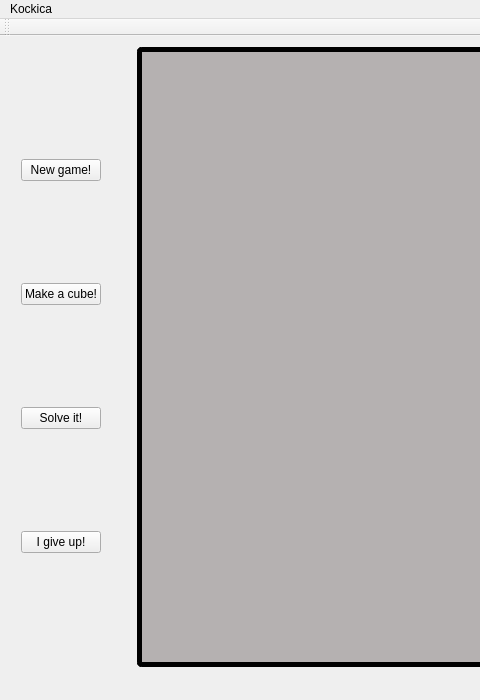
The window that SRCE/rubik.ui (Dara1994/SolveRubickCubeEasy) describes before a commit, drawn with Qt 5; both pictures show x 0 to 480 and y 0 to 700 of the 960 by 700 pixel window.
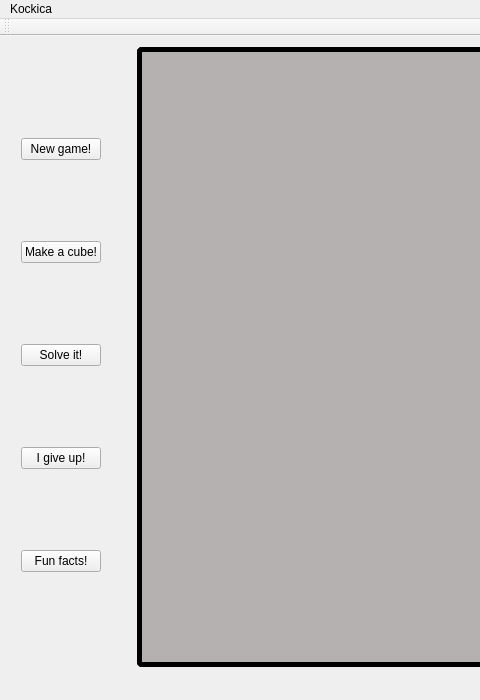
The same window after the commit. Icons and pictures are not drawn.

```diff
--- a/SRCE/rubik.ui
+++ b/SRCE/rubik.ui
@@ -113,6 +113,16 @@
         </property>
        </widget>
       </item>
+      <item>
+       <widget class="QPushButton" name="FunFacts">
+        <property name="styleSheet">
+         <string notr="true">font: 75 12pt &quot;Purisa&quot;;</string>
+        </property>
+        <property name="text">
+         <string>Fun facts!</string>
+        </property>
+       </widget>
+      </item>
      </layout>
     </item>
     <item>
```
Left out of the diff: 34 changed lines with no effect on the pictures.
